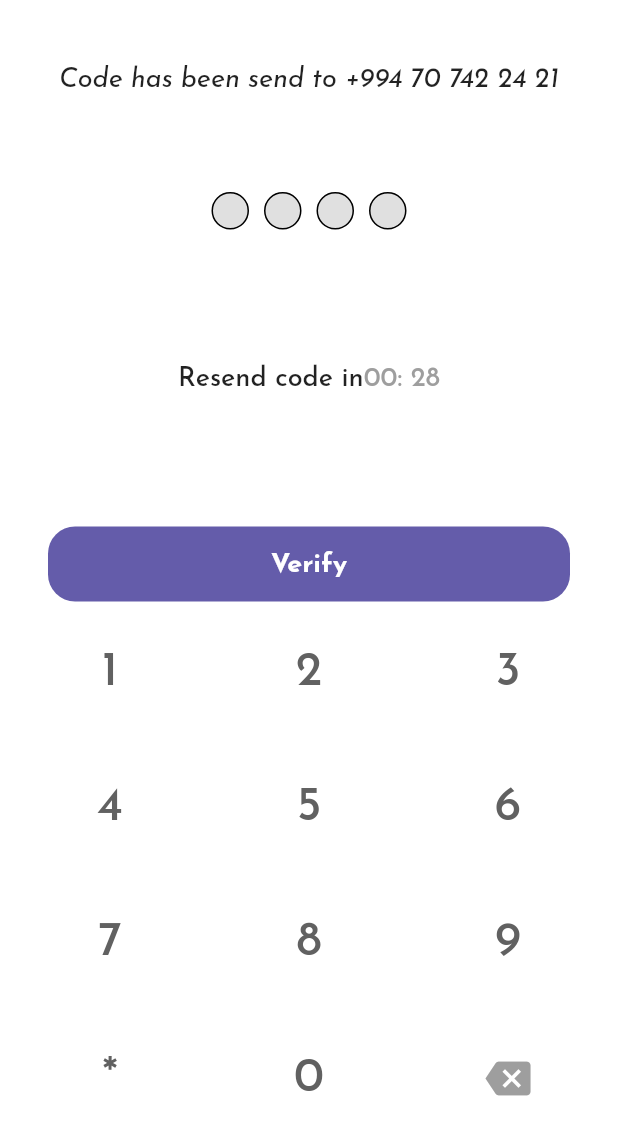
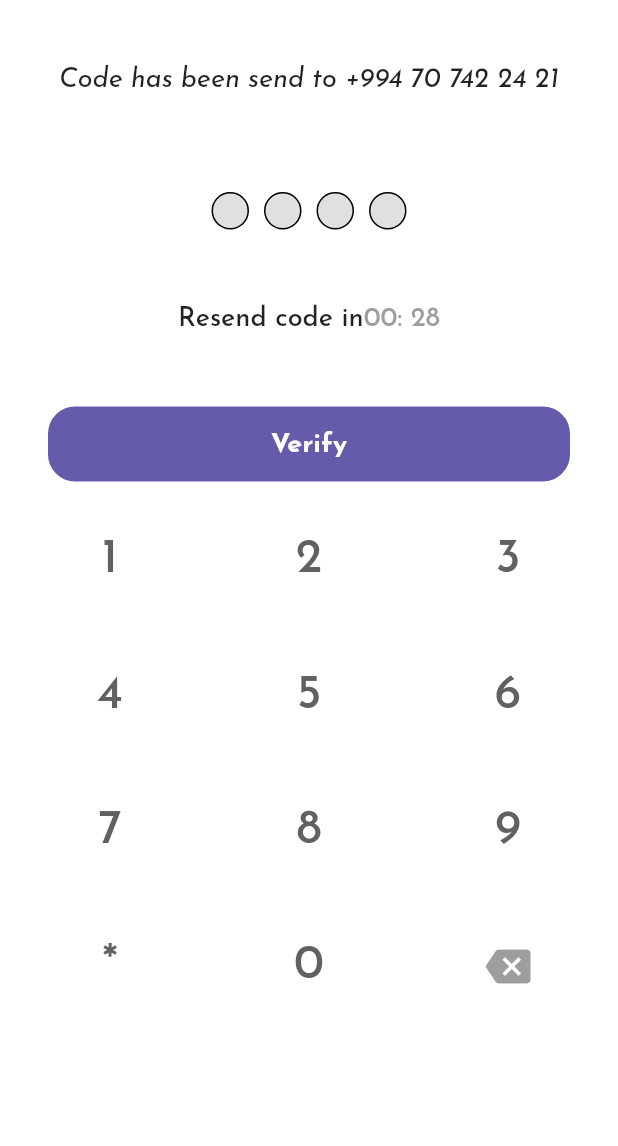
Before and after one commit to IlkinSamadbayli/plant_ecommerce, a Flutter app: the VerifyScreen screen opened directly, on a phone screen of 412 x 824 dp, the part 90-1236 px from its top. Run offline on Flutter 3.47's test engine with Material 2 defaults, Android fonts, the phone set to English and light mode, and no system bars; our stand-ins replace carousel_slider, flutter_holo_date_picker, get, intl_phone_number_input, shared_preferences, smooth_page_indicator; accounts and stored records are empty.

Commit message:
Add sizer

```diff
--- a/lib/constants/sizedbox.dart
+++ b/lib/constants/sizedbox.dart
@@ -46,8 +46,8 @@ class AppSize {
   static EdgeInsetsGeometry get paddingH35 =>
       const EdgeInsets.symmetric(horizontal: 35);
 
-  static EdgeInsetsGeometry get padding32x32x10 =>
-      const EdgeInsets.only(right: 32, left: 32, top: 10);
+  static EdgeInsetsGeometry get padding32x32x15 =>
+      const EdgeInsets.only(right: 32, left: 32, top: 15);
 
   static EdgeInsetsGeometry get padding8x6x6 =>
       const EdgeInsets.only(left: 8, top: 6, bottom: 6);
@@ -94,6 +94,7 @@ class AppSize {
   static EdgeInsetsGeometry get padding20x120 =>
       const EdgeInsets.symmetric(vertical: 20, horizontal: 120);
 
+  static EdgeInsetsGeometry get paddingAll40 => const EdgeInsets.all(40);
   static EdgeInsetsGeometry get paddingAll24 => const EdgeInsets.all(24);
   static EdgeInsetsGeometry get paddingAll16 => const EdgeInsets.all(16);
   static EdgeInsetsGeometry get paddingAll5 => const EdgeInsets.all(5);
--- a/lib/presentation/screens/forgot_password/lock_screen.dart
+++ b/lib/presentation/screens/forgot_password/lock_screen.dart
@@ -107,7 +107,7 @@ class LockScreenState extends State<LockScreen> {
 
   Widget get numberpad {
     return Padding(
-      padding: AppSize.padding32x32x10,
+      padding: AppSize.padding32x32x15,
       child: GridView.builder(
         gridDelegate: const SliverGridDelegateWithFixedCrossAxisCount(
           crossAxisCount: 3,
--- a/lib/presentation/screens/forgot_password/verify_screen.dart
+++ b/lib/presentation/screens/forgot_password/verify_screen.dart
@@ -113,7 +113,7 @@ class VerifyScreenState extends State<VerifyScreen> {
   Widget get numberpad {
     return Expanded(
       child: Padding(
-        padding: AppSize.padding32x32x10,
+        padding: AppSize.padding32x32x15,
         child: GridView.builder(
           gridDelegate: const SliverGridDelegateWithFixedCrossAxisCount(
             crossAxisCount: 3,
@@ -170,9 +170,7 @@ class VerifyScreenState extends State<VerifyScreen> {
 }
 
 Widget timer() {
-  return Padding(
-    padding: const EdgeInsets.all(40),
-    child: Row(
+  return Row(
     mainAxisAlignment: MainAxisAlignment.center,
     children: [
       Text(
@@ -189,6 +187,5 @@ Widget timer() {
         onEnd: () {},
       )
     ],
-    ),
   );
 }
--- a/lib/providers/provider.dart
+++ b/lib/presentation/screens/home/components/provider/home_provider.dart
@@ -1,6 +1,6 @@
 import 'package:flutter/material.dart';
 
-class AppProvider extends ChangeNotifier {
+class HomeProvider extends ChangeNotifier {
   bool isLiked = false;
   bool isNotificationOpen = false;
 
--- a/lib/presentation/screens/sign_up/sign_up_screen.dart
+++ b/lib/presentation/screens/sign_up/sign_up_screen.dart
@@ -128,7 +128,7 @@ class _SignUpState extends State<SignUp> {
                 onTap: () {
                   if (formKey.currentState!.validate()) {
                     context.snackbarSuccessMessage;
-                    Get.to(() => const AccountSetup());
+                    Get.to(() => AccountSetup(mailController: emailController));
                   } else {
                     context.snackbarErrorMessage;
                   }
--- a/pubspec.yaml
+++ b/pubspec.yaml
@@ -45,6 +45,8 @@ dependencies:
   flutter_holo_date_picker: ^1.1.0
   get: ^4.6.5
   carousel_slider: ^4.1.1
+  sizer: ^2.0.15
+
 
 
 
```
Also changed, not shown: lib/main.dart (+7 -5 lines), lib/presentation/screens/forgot_password/forgot_screen.dart (+5 -2 lines), lib/presentation/screens/home/components/card_item.dart (+2 -5 lines), lib/presentation/screens/home/home_screen.dart (+15 -7 lines), lib/presentation/screens/login/login_page.dart (+14 -11 lines), lib/presentation/screens/login/login_provider.dart (added, +11 -0 lines), lib/presentation/screens/sign_up/account_setup.dart (+14 -9 lines), pubspec.lock. Lines whose indentation alone changed are shown as unchanged.
